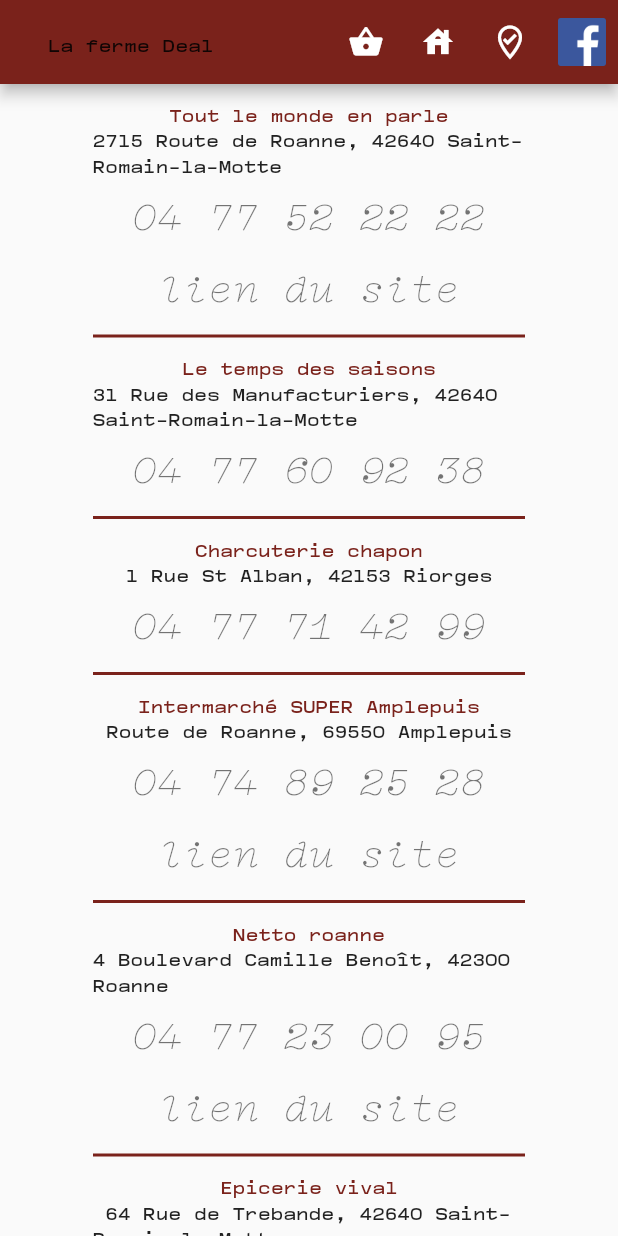
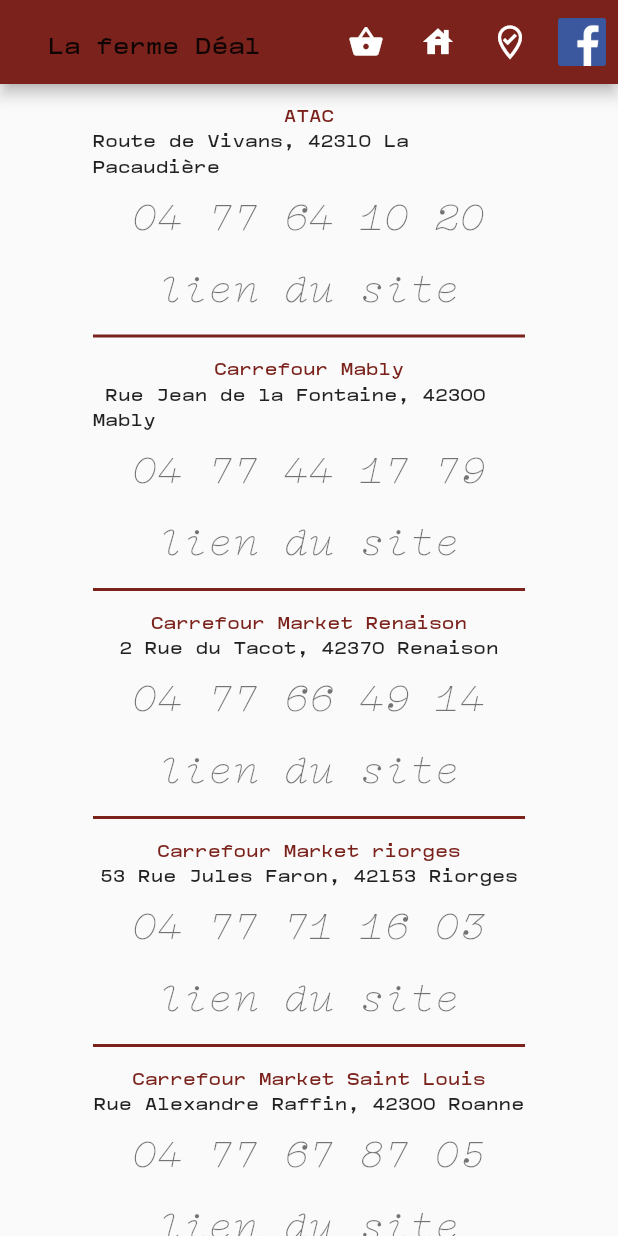
Before and after one commit to celestindeal/la-ferme-deal, a Flutter app: the screen it shows after launch, after a tap on the "shopping basket" icon, after a tap on the "house" icon, after a tap on the "where to vote" icon, on a phone screen of 412 x 824 dp. Run offline on Flutter 3.47's test engine with Material 2 defaults, Android fonts, the phone set to English and light mode, and no system bars; our stand-ins replace carousel_pro, photo_view, responsive_builder.

Commit message:
modifications chosii par le client

```diff
--- a/lib/accueil.dart
+++ b/lib/accueil.dart
@@ -16,25 +16,25 @@
   List equipe = [
     {
       "nom": "Jean-Christophe",
-      "img": "img/vache.jpg",
+      "img": "img/histoire/p1.png",
       "text":
           "Passionné par l’agriculture depuis mon plus jeune âge, je décide de m’installé dans la ferme avec mes parents en 1987. Je prends soin de mes deux troupeaux de vaches (laitières et charolaises), je m’occupe également des cultures pour les nourrir ainsi que de la partie administrative. "
     },
     {
       "nom": "Miriam",
-      "img": "img/vache.jpg",
+      "img": "img/histoire/p1.png",
       "text":
           "Après plusieurs années en tant qu’aide-soignante en maison de retraite, j’ai suivi une formation agricole ce qui m’a permis de m’associer à mon mari en 2005. Dans la ferme je suis en charge de la fabrication des fromages pour régaler vos papilles ainsi que la partie gestion et commercialisation. "
     },
     {
       "nom": "Catherine ",
-      "img": "img/vache.jpg",
+      "img": "img/histoire/p1.png",
       "text":
           "Arrivée dans l’aventure en 2015, Catherine s’occupe de la fabrication des fromages, de la préparation des commandes et des livraisons. Nous sommes heureux de la compter dans notre équipe depuis toutes ces années."
     },
     {
       "nom": "Anne",
-      "img": "img/vache.jpg",
+      "img": "img/histoire/p1.png",
       "text":
           "Arrivée en tant qu’apprentie en 2019, Anne a été capable de seconder les deux associés très rapidement dans leurs tâches quotidiennes (ferme et fromagerie un vrai petit couteau-suisse), la garder dans notre équipe était une évidence. "
     },
@@ -74,11 +74,20 @@
                     },
                     child: Text(
                       "285 chemin de la roche, 42 640 Saint Romain la Motte",
-                      style: Theme.of(context).textTheme.headline4,
+                      style: Theme.of(context).textTheme.headline3,
                     )),
+                Row(
+                  mainAxisAlignment: MainAxisAlignment.center,
+                  children: [
+                    Icon(
+                      Icons.phone,
+                      color: Colors.black,
+                    ),
                     Text(
-                  "numéro de télephone : 04 77 64 50 96 ",
+                      " 04 77 64 50 96",
                       style: Theme.of(context).textTheme.headline3,
+                    ),
+                  ],
                 ),
               ],
             ),
@@ -122,12 +131,6 @@
           Column(
             crossAxisAlignment: CrossAxisAlignment.start,
             children: [
-              Container(
-                padding: const EdgeInsets.fromLTRB(0, 0, 0, 20),
-                child: Text("C'est",
-                    textAlign: TextAlign.start,
-                    style: Theme.of(context).textTheme.headline3),
-              ),
               Row(
                 children: [
                   Container(
@@ -180,7 +183,7 @@
                             textAlign: TextAlign.start,
                             style: Theme.of(context).textTheme.headline3),
                       ),
-                      Text("88 ha  de prairies ",
+                      Text("88 ha de prairies ",
                           textAlign: TextAlign.start,
                           style: Theme.of(context).textTheme.headline3),
                     ],
@@ -217,14 +220,24 @@
                       mainAxisAlignment: MainAxisAlignment.center,
                       crossAxisAlignment: CrossAxisAlignment.start,
                       children: [
-                        Text(
+                        i == 0
+                            ? Text(
                                 "ASSOCIÉ",
+                                textAlign: TextAlign.center,
+                                style: TextStyle(color: rouge_ferme),
+                              )
+                            : Text(
+                                "ASSOCIÉE",
                                 textAlign: TextAlign.center,
                                 style: TextStyle(color: rouge_ferme),
                               ),
                         Text(
                           equipe[i]["nom"],
-                          style: Theme.of(context).textTheme.headline2,
+                          style: TextStyle(
+                            fontSize: 32,
+                            fontWeight: FontWeight.bold,
+                            fontFamily: 'Compagnon-Italic',
+                          ),
                           textAlign: TextAlign.center,
                         ),
                       ],
@@ -234,7 +247,11 @@
                     width: MediaQuery.of(context).size.width * 0.5,
                     child: Text(
                       equipe[i]["text"],
-                      style: Theme.of(context).textTheme.headline3,
+                      style: TextStyle(
+                        fontSize: 20,
+                        fontWeight: FontWeight.bold,
+                        fontFamily: 'Compagnon-Italic',
+                      ),
                       textAlign: TextAlign.start,
                     ),
                   ),
@@ -284,7 +301,7 @@
                         margin: const EdgeInsets.all(30.0),
                         child: Text(presentation,
                             textAlign: TextAlign.center,
-                            style: Theme.of(context).textTheme.headline3),
+                            style: TextStyle(fontWeight: FontWeight.bold)),
                       ),
                     ),
                   ),
@@ -326,7 +343,11 @@
                     width: MediaQuery.of(context).size.width * 0.2,
                     child: Text(
                       equipe[2]["nom"],
-                      style: Theme.of(context).textTheme.headline2,
+                      style: TextStyle(
+                        fontSize: 28,
+                        fontWeight: FontWeight.bold,
+                        fontFamily: 'Compagnon-Italic',
+                      ),
                       textAlign: TextAlign.center,
                     ),
                   ),
@@ -337,7 +358,11 @@
                     width: MediaQuery.of(context).size.width * 0.2,
                     child: Text(
                       equipe[3]["nom"],
-                      style: Theme.of(context).textTheme.headline2,
+                      style: TextStyle(
+                        fontSize: 28,
+                        fontWeight: FontWeight.bold,
+                        fontFamily: 'Compagnon-Italic',
+                      ),
                       textAlign: TextAlign.center,
                     ),
                   ),
@@ -348,7 +373,11 @@
                     width: MediaQuery.of(context).size.width * 0.2,
                     child: Text(
                       equipe[4]["nom"],
-                      style: Theme.of(context).textTheme.headline2,
+                      style: TextStyle(
+                        fontSize: 28,
+                        fontWeight: FontWeight.bold,
+                        fontFamily: 'Compagnon-Italic',
+                      ),
                       textAlign: TextAlign.center,
                     ),
                   )
@@ -378,7 +407,11 @@
                     width: MediaQuery.of(context).size.width * 0.2,
                     child: Text(
                       equipe[2]["text"],
-                      style: Theme.of(context).textTheme.headline3,
+                      style: TextStyle(
+                        fontSize: 20,
+                        fontWeight: FontWeight.bold,
+                        fontFamily: 'Compagnon-Italic',
+                      ),
                       textAlign: TextAlign.center,
                     ),
                   ),
@@ -389,7 +422,11 @@
                     width: MediaQuery.of(context).size.width * 0.2,
                     child: Text(
                       equipe[3]["text"],
-                      style: Theme.of(context).textTheme.headline3,
+                      style: TextStyle(
+                        fontSize: 20,
+                        fontWeight: FontWeight.bold,
+                        fontFamily: 'Compagnon-Italic',
+                      ),
                       textAlign: TextAlign.center,
                     ),
                   ),
@@ -400,7 +437,11 @@
                     width: MediaQuery.of(context).size.width * 0.2,
                     child: Text(
                       equipe[4]["text"],
-                      style: Theme.of(context).textTheme.headline3,
+                      style: TextStyle(
+                        fontSize: 20,
+                        fontWeight: FontWeight.bold,
+                        fontFamily: 'Compagnon-Italic',
+                      ),
                       textAlign: TextAlign.center,
                     ),
                   )
@@ -422,8 +463,14 @@
           children: [
             Container(
                 child: Center(
-                    child: Text(equipe[i]["nom"],
-                        style: Theme.of(context).textTheme.headline2))),
+                    child: Text(
+              equipe[i]["nom"],
+              style: TextStyle(
+                fontSize: 28,
+                fontWeight: FontWeight.bold,
+                fontFamily: 'Compagnon-Italic',
+              ),
+            ))),
             Image.asset(
               equipe[i]["img"],
             ),
@@ -475,7 +522,7 @@
                           margin: const EdgeInsets.fromLTRB(30, 30, 30, 5),
                           child: Text(presentation,
                               textAlign: TextAlign.center,
-                              style: Theme.of(context).textTheme.headline3),
+                              style: TextStyle(fontWeight: FontWeight.bold)),
                         ),
                       ),
                     ),
@@ -517,7 +564,7 @@
                   child: Column(
                     children: [
                       Container(
-                        height: 30,
+                        height: 50,
                         child: FlatButton(
                             onPressed: () async {
                               if (await canLaunch(
@@ -526,16 +573,36 @@
                                     "https://www.google.fr/maps/place/285+Chemin+de+la+Roche,+42640+Saint-Romain-la-Motte/@46.0875441,3.9602611,4364m/data=!3m1!1e3!4m12!1m6!3m5!1s0x47f400dfc0e7439f:0x207c8277064782e5!2sEcole+Publique!8m2!3d46.1011292!4d3.9658738!3m4!1s0x47f40140bfd291a7:0xf571736fe413daca!8m2!3d46.0821708!4d3.963975");
                               }
                             },
-                            child: Text(
-                                "285 chemin de la roche, 42 640 Saint Romain la Motte",
-                                style: Theme.of(context).textTheme.headline4)),
+                            child: Column(
+                              children: [
+                                Text(
+                                  "285 chemin de la roche, ",
+                                  style: Theme.of(context).textTheme.headline3,
+                                ),
+                                Text(
+                                  "42 640 Saint Romain la Motte",
+                                  style: Theme.of(context).textTheme.headline3,
+                                ),
+                              ],
+                            )),
                       ),
                       Container(
                         height: 30,
                         margin: EdgeInsets.fromLTRB(0, 0, 0, 5),
                         child: FlatButton(
-                          child: Text("Numéro de télephone: 04 77 64 50 96",
-                              style: Theme.of(context).textTheme.headline4),
+                          child: Row(
+                            mainAxisAlignment: MainAxisAlignment.center,
+                            children: [
+                              Icon(
+                                Icons.phone,
+                                color: Colors.black,
+                              ),
+                              Text(
+                                " 04 77 64 50 96",
+                                style: Theme.of(context).textTheme.headline3,
+                              ),
+                            ],
+                          ),
                           onPressed: () {
                             // UrlLauncher.launch('04 77 64 50 96');
                             String phone = '0477645096';
@@ -545,17 +612,17 @@
                         ),
                       ),
                       Text(
-                        "Lundi au samedi: 8h - 12h et 17h - 19h",
+                        "Lundi au samedi: 9h-11h30 et 17h-19h",
                         style: TextStyle(
-                            fontFamily: 'Compagnon-Medium', fontSize: 15),
+                            fontFamily: 'Compagnon-Medium', fontSize: 18),
                       ),
                       Text(
-                        "Dimanche:        8h - 12h ",
+                        "Dimanche et jours fériés: 9h-11h30 ",
                         style: TextStyle(
-                            fontFamily: 'Compagnon-Medium', fontSize: 15),
+                            fontFamily: 'Compagnon-Medium', fontSize: 18),
                       ),
                       Container(
-                        height: 10,
+                        height: 15,
                       )
                     ],
                   ),
--- a/lib/histoire.dart
+++ b/lib/histoire.dart
@@ -391,11 +391,18 @@
             ]),
           ),
           body: SingleChildScrollView(
-            child: Row(
+            child: Column(
               children: [
+                Row(
+                  children: [
+                    Container(
+                      child: Expanded(child: page ? histoire() : galerie()),
+                    ),
+                  ],
+                ),
                 Container(
-                  child: Expanded(child: page ? histoire() : galerie()),
-                ),
+                  height: 100,
+                )
               ],
             ),
           ));
--- a/lib/main.dart
+++ b/lib/main.dart
@@ -36,7 +36,10 @@
           // 3 text
           // 4 liens
           // 5 ?
-          headline1: TextStyle(fontFamily: 'Compagnon-Bold', fontSize: 35),
+          headline1: TextStyle(
+              fontFamily: 'Compagnon-Bold',
+              fontSize: 35,
+              fontWeight: FontWeight.bold),
           headline2: TextStyle(fontFamily: 'Compagnon-Italic', fontSize: 28),
           headline5: TextStyle(fontFamily: 'Compagnon-Light', fontSize: 18),
           headline3: TextStyle(fontFamily: 'Compagnon-Medium', fontSize: 18),
--- a/lib/ppBar_phone.dart
+++ b/lib/ppBar_phone.dart
@@ -17,10 +17,8 @@
           //   height: 40,
           // ),
           Text(
-            "La ferme Deal",
-            style: TextStyle(
-              fontFamily: 'Compagnon-Medium',
-            ),
+            "La ferme Déal",
+            style: TextStyle(fontFamily: 'Compagnon-Medium', fontSize: 18),
           ),
         ],
       ),
--- a/lib/produit.dart
+++ b/lib/produit.dart
@@ -320,8 +320,10 @@
             mainAxisAlignment: MainAxisAlignment.end,
             crossAxisAlignment: CrossAxisAlignment.start,
             children: [
-              Text(produit[i]['text'],
-                  style: Theme.of(context).textTheme.headline4),
+              Center(
+                child: Text(produit[i]['text'],
+                    style: Theme.of(context).textTheme.headline4),
+              ),
               GestureDetector(
                 onTap: () {
                   return showDialog(
--- a/lib/vendeur.dart
+++ b/lib/vendeur.dart
@@ -8,64 +8,11 @@
 
 final List client = [
   {
-    "lieu": "2715 Route de Roanne, 42640 Saint-Romain-la-Motte",
-    "site": "https://www.tlmenparle.fr/",
-    "nom": "Tout le monde en parle",
-    "phone": "04 77 52 22 22"
-  },
-  {
-    "lieu": "31 Rue des Manufacturiers, 42640 Saint-Romain-la-Motte",
-    "site": "",
-    "nom": "Le temps des saisons",
-    "phone": "04 77 60 92 38"
-  },
-  {
-    "lieu": "1 Rue St Alban, 42153 Riorges",
-    "site": "",
-    "nom": "Charcuterie chapon",
-    "phone": "04 77 71 42 99"
-  },
-  {
-    "lieu": "Route de Roanne, 69550 Amplepuis",
-    "site": "https://www.intermarche.com/?utm_source=gmb",
-    "nom": "Intermarché SUPER Amplepuis",
-    "phone": "04 74 89 25 28"
-  },
-  {
-    "lieu": "4 Boulevard Camille Benoît, 42300 Roanne",
-    "site": "https://magasin.netto.fr/166-netto-roanne?utm_source=gmb",
-    "nom": "Netto roanne",
-    "phone": "04 77 23 00 95"
-  },
-  {
-    "lieu": " 64 Rue de Trebande, 42640 Saint-Romain-la-Motte",
-    "site": "https://magasins.vival.fr/fr/s/vival-saint-romain-la-motte",
-    "nom": "Epicerie vival",
-    "phone": "04 77 64 56 53"
-  },
-  {
-    "lieu": "Rue de Gruyères, 42370 Renaison",
-    "site": "https://www.boucherie-gonin.fr/",
-    "nom": "Gonin",
-    "phone": "04 77 62 11 08"
-  },
-  {
-    "lieu": "21 Route de Briennon, 42300 Mably",
-    "site": "http://www.boucheriedessables.fr/",
-    "nom": "Boucherie Mollon",
-    "phone": "04 77 69 58 52"
-  },
-  {
-    "lieu": "RN 7, 42300 Mably",
-    "site": "https://magasin.netto.fr/165-netto-mably?utm_source=gmb",
-    "nom": "Netto Mably",
-    "phone": "04 77 23 19 12"
-  },
-  {
-    "lieu": "Rue du Commerce, 42120 Perreux",
-    "site": "",
-    "nom": "Le Renouveau",
-    "phone": "04 77 68 52 60"
+    "lieu": "Route de Vivans, 42310 La Pacaudière",
+    "site":
+        "https://magasins.supermarches-atac.fr/magasin/la-pacaudiere/70142?utm_source=GMB&utm_campaign=Multidiffusion&utm_content=70142",
+    "nom": "ATAC",
+    "phone": "04 77 64 10 20"
   },
   {
     "lieu": " Rue Jean de la Fontaine, 42300 Mably",
@@ -76,14 +23,32 @@
   {
     "lieu": "2 Rue du Tacot, 42370 Renaison",
     "site": "https://www.carrefour.fr/magasin/market-renaison",
-    "nom": "Carrefour Market",
+    "nom": "Carrefour Market Renaison",
     "phone": "04 77 66 49 14"
+  },
+  {
+    "lieu": "53 Rue Jules Faron, 42153 Riorges",
+    "site": "https://www.carrefour.fr/magasin/market-riorges/drive",
+    "nom": "Carrefour Market riorges",
+    "phone": "04 77 71 16 03"
   },
   {
     "lieu": "Rue Alexandre Raffin, 42300 Roanne",
     "site": "https://www.facebook.com/espacesaintlouisroanne/",
-    "nom": "Carrefour City Saint Louis",
-    "phone": ""
+    "nom": "Carrefour Market Saint Louis",
+    "phone": "04 77 67 87 05"
+  },
+  {
+    "lieu": "N 7 Trouver mon itinéraire, 42120 Le Coteau",
+    "site": "https://www.carrefour.fr/magasin/market-le-coteau",
+    "nom": "Carrefour Market Le Coteau",
+    "phone": "04 77 68 61 55"
+  },
+  {
+    "lieu": "69 Avenue Jean Moos, 69550 Amplepuis",
+    "site": "https://www.carrefour.fr/magasin/market-amplepuis",
+    "nom": "Carrefour Market amplepuis",
+    "phone": "04 74 89 48 00"
   },
   {
     "lieu": "44 Rue Roger Salengro, 42300 Roanne",
@@ -92,22 +57,22 @@
     "phone": "04 77 68 08 52"
   },
   {
-    "lieu": "N 7 Trouver mon itinéraire, 42120 Le Coteau",
-    "site": "https://www.carrefour.fr/magasin/market-le-coteau",
-    "nom": "Carrefour Le Coteau",
-    "phone": "04 77 68 61 55"
+    "lieu": " 64 Rue de Trebande, 42640 Saint-Romain-la-Motte",
+    "site": "https://magasins.vival.fr/fr/s/vival-saint-romain-la-motte",
+    "nom": "Epicerie vival",
+    "phone": "04 77 64 56 53"
   },
   {
-    "lieu": "69 Avenue Jean Moos, 69550 Amplepuis",
-    "site": "https://www.carrefour.fr/magasin/market-amplepuis",
-    "nom": "Carrefour amplepuis",
-    "phone": "04 74 89 48 00"
+    "lieu": "Route de Roanne, 69550 Amplepuis",
+    "site": "https://www.intermarche.com/?utm_source=gmb",
+    "nom": "Intermarché  Amplepuis",
+    "phone": "04 74 89 25 28"
   },
   {
-    "lieu": "53 Rue Jules Faron, 42153 Riorges",
-    "site": "https://www.carrefour.fr/magasin/market-riorges/drive",
-    "nom": "Carrefour riorges",
-    "phone": "04 77 71 16 03"
+    "lieu": "Rue du Commerce, 42120 Perreux",
+    "site": "",
+    "nom": "Le Renouveau",
+    "phone": "04 77 68 52 60"
   },
   {
     "lieu": "131 Rue de Verdun, 42640 Saint-Germain-Lespinasse",
@@ -122,17 +87,52 @@
     "phone": "04 77 71 52 93"
   },
   {
-    "lieu": "Route de Vivans, 42310 La Pacaudière",
-    "site":
-        "https://magasins.supermarches-atac.fr/magasin/la-pacaudiere/70142?utm_source=GMB&utm_campaign=Multidiffusion&utm_content=70142",
-    "nom": "ATAC",
-    "phone": "04 77 64 10 20"
-  },
-  {
     "lieu": "27 Rue Etienne Thinon, 42370 Saint-Alban-les-Eaux",
     "site": "http://lesgensdici.asso.fr/",
     "nom": "Les gens d'ici",
     "phone": "04 77 65 81 81"
+  },
+  {
+    "lieu": "31 Rue des Manufacturiers, 42640 Saint-Romain-la-Motte",
+    "site": "",
+    "nom": "Le temps des saisons",
+    "phone": "04 77 60 92 38"
+  },
+  {
+    "lieu": "1 Rue St Alban, 42153 Riorges",
+    "site": "",
+    "nom": "Maison chapon",
+    "phone": "04 77 71 42 99"
+  },
+  {
+    "lieu": "Rue de Gruyères, 42370 Renaison",
+    "site": "https://www.boucherie-gonin.fr/",
+    "nom": "Maison Gonin",
+    "phone": "04 77 62 11 08"
+  },
+  {
+    "lieu": "21 Route de Briennon, 42300 Mably",
+    "site": "http://www.boucheriedessables.fr/",
+    "nom": "Maison Mollon",
+    "phone": "04 77 69 58 52"
+  },
+  {
+    "lieu": "4 Boulevard Camille Benoît, 42300 Roanne",
+    "site": "https://magasin.netto.fr/166-netto-roanne?utm_source=gmb",
+    "nom": "Netto roanne",
+    "phone": "04 77 23 00 95"
+  },
+  {
+    "lieu": "RN 7, 42300 Mably",
+    "site": "https://magasin.netto.fr/165-netto-mably?utm_source=gmb",
+    "nom": "Netto Mably",
+    "phone": "04 77 23 19 12"
+  },
+  {
+    "lieu": "2715 Route de Roanne, 42640 Saint-Romain-la-Motte",
+    "site": "https://www.tlmenparle.fr/",
+    "nom": "Tout le monde en parle",
+    "phone": "04 77 52 22 22"
   },
 ];
 
```
Also changed, not shown: lib/ppBar.dart (+8 -5 lines). Lines whose indentation alone changed are shown as unchanged.
